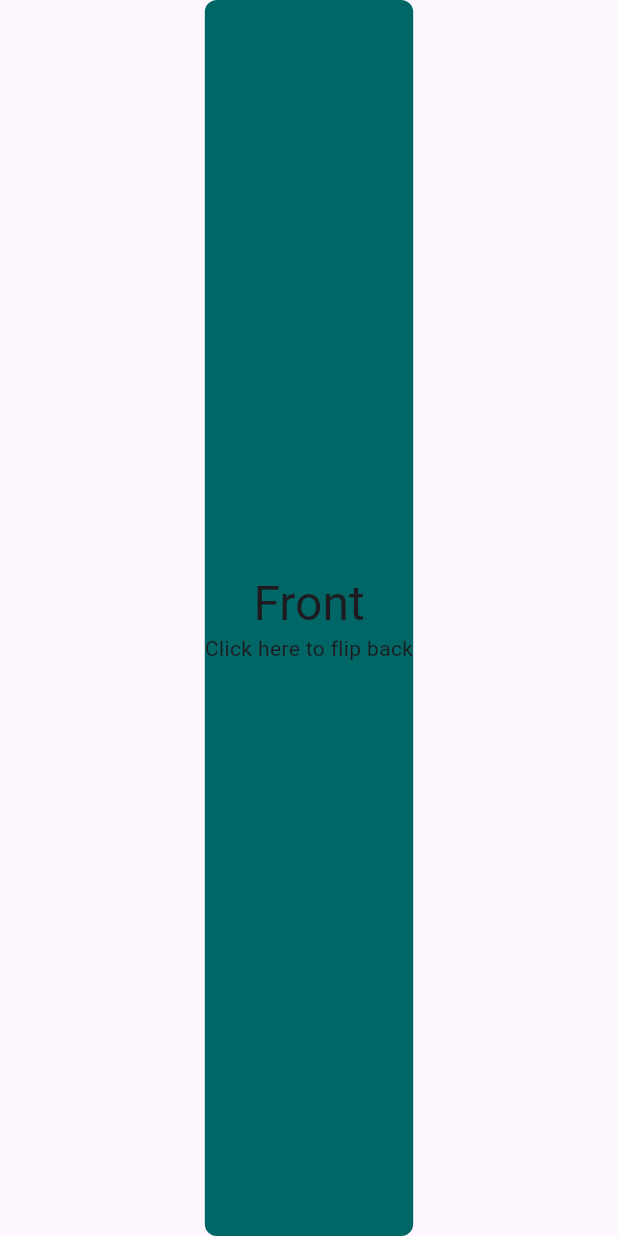
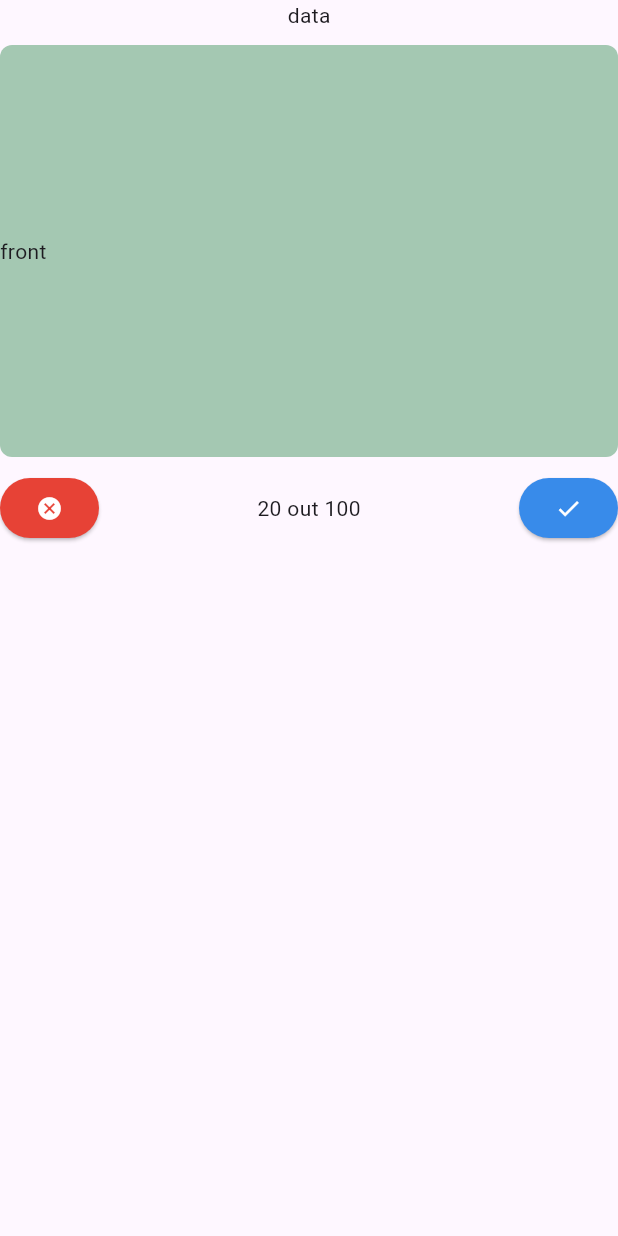
Before and after one commit to FachschaftMathPhysInfo/cards, a Flutter app: the Flashcards screen opened directly, on a phone screen of 412 x 824 dp. Run offline on Flutter 3.47's test engine with Material 3 defaults, Android fonts, the phone set to English and light mode, and no system bars; drawn by our look-alikes of flip_card; our stand-ins replace flutter_widget_from_html; missing offline and left inert: mongo_dart.

Commit message:
more init stuff

```diff
--- /dev/null
+++ b/lib/constants.dart
@@ -0,0 +1,28 @@
+import 'package:flutter/material.dart';
+
+class Colors {
+  Colors._();
+  static const Color red = Color(0xFFe74236);
+  static const Color turquoiseLight = Color(0xFF9dc8b0);
+  static const Color blue = Color(0xFF388bea);
+  static const Color turquoiseDark = Color(0xFF54988c);
+  static const Color orange = Color(0xFFf29642);
+}
+
+class Strings {
+  Strings._();
+  static const String cardKnown = "Got it!";
+  static const String cardNotKnown = "Repeat card.";
+
+  static const String module = "Modul";
+  static const String prof = "Prof.";
+  static const String semester = "Semester";
+  static const String cards = "Karten";
+  static const String options = "Optionen";
+}
+
+class MongoDB {
+  MongoDB._();
+  static const String mongoUri = "mongodb://localhost:27017/cards";
+  static const String deckCollection = "cardDecks";
+}
--- a/lib/modules/flashcards.dart
+++ /dev/null
@@ -1,18 +0,0 @@
-import 'package:flutter/material.dart';
-import 'package:cards/views/flippable_card.dart';
-
-class Flashcards extends StatefulWidget {
-  const Flashcards({super.key});
-
-  @override
-  State<Flashcards> createState() => _FlashcardsState();
-}
-
-class _FlashcardsState extends State<Flashcards> {
-  @override
-  Widget build(BuildContext context) {
-    return Scaffold(
-      body: Center(child: FlippableCard("test", "test")),
-    );
-  }
-}
--- /dev/null
+++ b/lib/modules/reviewer.dart
@@ -0,0 +1,40 @@
+import 'package:cards/views/colored_icon_button.dart';
+import 'package:flutter/material.dart';
+import 'package:cards/views/flippable_card.dart';
+import 'package:cards/constants.dart' as c;
+
+class Flashcards extends StatefulWidget {
+  const Flashcards({super.key});
+
+  @override
+  State<Flashcards> createState() => _FlashcardsState();
+}
+
+class _FlashcardsState extends State<Flashcards> {
+  @override
+  Widget build(BuildContext context) {
+    return const Scaffold(
+      body: Center(
+        child: Column(
+          children: [
+            Text("data"),
+            SizedBox(height: 10),
+            FlippableCard("front", "back"),
+            SizedBox(height: 10),
+            Row(
+              mainAxisAlignment: MainAxisAlignment.center,
+              children: [
+                ColoredIconButton(Icon(Icons.cancel), c.Colors.red),
+                Flexible(
+                    child: Center(
+                  child: Text("20 out 100"),
+                )),
+                ColoredIconButton(Icon(Icons.check), c.Colors.blue)
+              ],
+            )
+          ],
+        ),
+      ),
+    );
+  }
+}
--- /dev/null
+++ b/lib/views/colored_icon_button.dart
@@ -0,0 +1,17 @@
+import 'package:flutter/material.dart';
+
+class ColoredIconButton extends StatelessWidget {
+  final Icon icon;
+  final Color color;
+  const ColoredIconButton(this.icon, this.color, {super.key});
+
+  @override
+  Widget build(BuildContext context) {
+    return ElevatedButton(
+      onPressed: () {},
+      style: ElevatedButton.styleFrom(
+          backgroundColor: color, foregroundColor: Colors.white),
+      child: icon,
+    );
+  }
+}
--- a/lib/views/flippable_card.dart
+++ b/lib/views/flippable_card.dart
@@ -1,48 +1,42 @@
 import 'package:flutter/material.dart';
 import 'package:flip_card/flip_card.dart';
+import 'package:flutter_widget_from_html/flutter_widget_from_html.dart';
 
-class FlippableCard extends StatelessWidget {
-  final String title;
-  final String descriptin;
-  FlippableCard(this.title, this.descriptin);
+class HTMLContainer extends StatelessWidget {
+  final String content;
+  const HTMLContainer(this.content, {super.key});
 
   @override
   Widget build(BuildContext context) {
-    return FlipCard(
-      direction: FlipDirection.HORIZONTAL,
-      side: CardSide.FRONT,
-      speed: 500,
-      onFlipDone: (status) {
-        print(status);
-      },
-      front: Container(
-        decoration: BoxDecoration(
-          color: Color(0xFF006666),
-          borderRadius: BorderRadius.all(Radius.circular(8.0)),
-        ),
-        child: Column(
-          mainAxisAlignment: MainAxisAlignment.center,
-          children: <Widget>[
-            Text('Front', style: Theme.of(context).textTheme.headlineLarge),
-            Text('Click here to flip back',
-                style: Theme.of(context).textTheme.bodyMedium),
-          ],
-        ),
+    return Container(
+      decoration: const BoxDecoration(
+        color: Color(0xFFa4c8b2),
+        borderRadius: BorderRadius.all(Radius.circular(8.0)),
       ),
-      back: Container(
-        decoration: BoxDecoration(
-          color: Color(0xFF006666),
-          borderRadius: BorderRadius.all(Radius.circular(8.0)),
-        ),
-        child: Column(
-          mainAxisAlignment: MainAxisAlignment.center,
-          children: <Widget>[
-            Text('Back', style: Theme.of(context).textTheme.headlineLarge),
-            Text('Click here to flip front',
-                style: Theme.of(context).textTheme.bodyMedium),
-          ],
-        ),
-      ),
+      child: Center(child: HtmlWidget(content)),
     );
   }
 }
+
+class FlippableCard extends StatelessWidget {
+  final String front;
+  final String back;
+  const FlippableCard(this.front, this.back, {super.key});
+
+  @override
+  Widget build(BuildContext context) {
+    return SizedBox(
+      width: MediaQuery.of(context).size.width,
+      height: MediaQuery.of(context).size.height / 3,
+      child: FlipCard(
+          direction: FlipDirection.HORIZONTAL,
+          side: CardSide.FRONT,
+          speed: 300,
+          onFlipDone: (status) {
+            print(status);
+          },
+          front: HTMLContainer(front),
+          back: HTMLContainer(back)),
+    );
+  }
+}
--- a/pubspec.yaml
+++ b/pubspec.yaml
@@ -36,6 +36,8 @@ dependencies:
   # Use with the CupertinoIcons class for iOS style icons.
   cupertino_icons: ^1.0.2
   flip_card: ^0.7.0
+  flutter_widget_from_html: ^0.14.11
+  mongo_dart: ^0.10.0
 
 dev_dependencies:
   flutter_test:
```
Also changed, not shown: lib/database.dart (added, +53 -0 lines), lib/main.dart (+21 -5 lines), lib/modules/card-selection-menu.dart (deleted, +0 -18 lines), lib/modules/deck_selection_menu.dart (added, +76 -0 lines), lib/views/data_entry_element.dart (added, +12 -0 lines), pubspec.lock, 8 other files.
